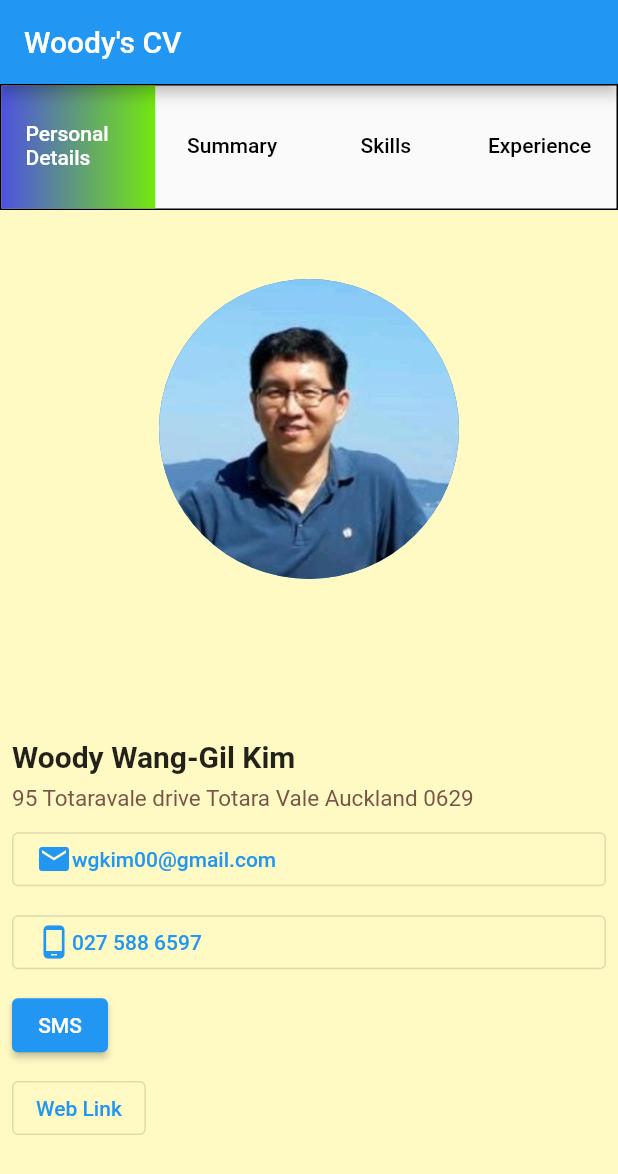
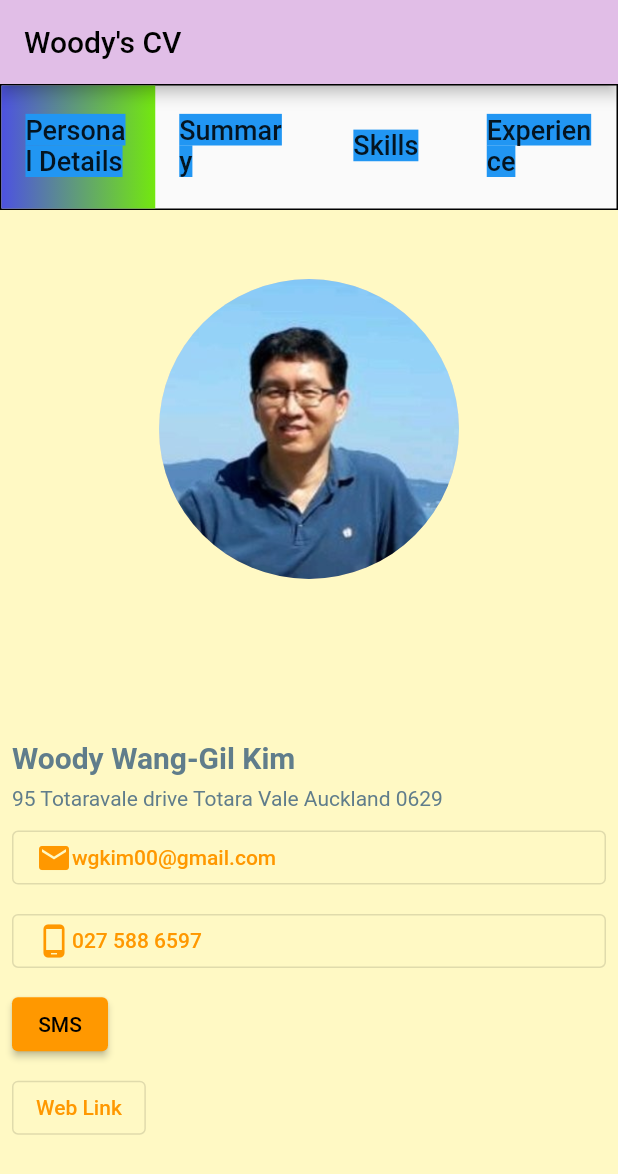
Before and after one commit to nzwgkim/my_cv, a Flutter app: the screen it shows after launch, on a phone screen of 412 x 824 dp. Shown: the top 1174 px of the screen. Run offline on Flutter 3.47's test engine with Material 2 defaults, Android fonts, the phone set to English and light mode, and no system bars; our stand-ins replace google_maps_flutter; missing offline and left inert: google_maps_flutter_web.

Commit message:
Applied ThemeData.

```diff
--- a/lib/app/myCvTabPage.dart
+++ b/lib/app/myCvTabPage.dart
@@ -35,6 +35,7 @@ class _TabPageState extends State<TabPage> with TickerProviderStateMixin {
               alignment: Alignment.center,
               child: Text(
                 itemsTabControls[i],
+                style: Theme.of(context).textTheme.bodyText1,
               ),
             ));
 
@@ -103,8 +104,7 @@ class _TabPageState extends State<TabPage> with TickerProviderStateMixin {
                             ),
                             Text(
                               '95 Totaravale drive Totara Vale Auckland 0629',
-                              style:
-                                  TextStyle(color: Colors.brown, fontSize: 15),
+                              style: Theme.of(context).textTheme.bodyText2,
                             ),
                             OutlinedButton(
                               onPressed: () async {
@@ -297,7 +297,10 @@ class _TabPageState extends State<TabPage> with TickerProviderStateMixin {
                     // for 3rd tab
                     color: Colors.yellow[300],
                     alignment: Alignment.center,
-                    child: Text('어쩌구 저쩌구...', style: TextStyle(fontSize: 30))),
+                    child: Text(
+                      '어쩌구 저쩌구...',
+                      style: Theme.of(context).textTheme.bodyText2,
+                    )),
                 Container(
                   // for 4th tab
                   color: Colors.yellow[400],
--- a/lib/main.dart
+++ b/lib/main.dart
@@ -14,6 +14,17 @@ class MyApp extends StatelessWidget {
 
     return MaterialApp(
       title: _title,
+      theme: ThemeData(
+        primarySwatch: Colors.orange,
+        appBarTheme: AppBarTheme(color: Colors.purple[100]),
+        bannerTheme: MaterialBannerThemeData(backgroundColor: Colors.grey),
+        splashColor: Colors.blue[50],
+        textTheme: const TextTheme(
+            headline1: TextStyle(fontSize: 72, fontWeight: FontWeight.bold),
+            headline2: TextStyle(fontSize: 36, fontStyle: FontStyle.italic),
+            bodyText1: TextStyle(fontSize: 18, backgroundColor: Colors.blue),
+            bodyText2: TextStyle(fontSize: 14, color: Colors.blueGrey)),
+      ),
       color: Colors.red,
       home: Scaffold(
         backgroundColor: Colors.yellow,
```
